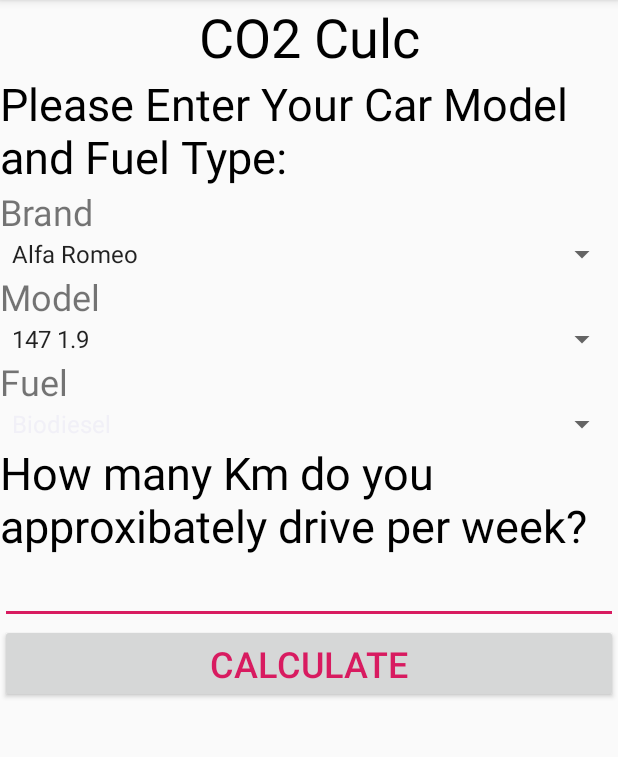
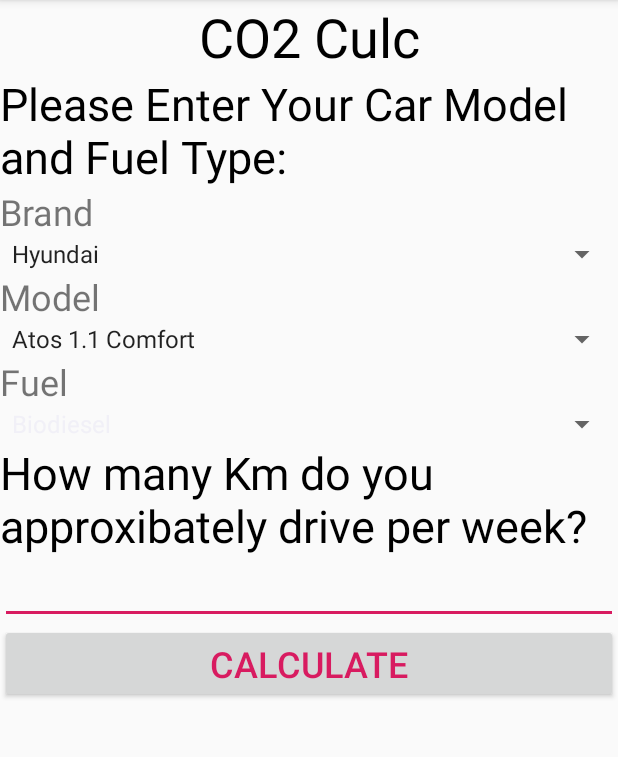
Before and after one commit to team-cero/CulcToGoalset, an Android app: the screen it shows after launch (MainActivity), on a phone screen of 412 x 824 dp, the part 84-841 px from its top. Run offline under Robolectric (Android 15) with nearby library versions, the phone set to English and light mode, and no system bars.

Commit message:
new brand and model data

```diff
--- a/app/src/main/res/values/strings.xml
+++ b/app/src/main/res/values/strings.xml
@@ -5,24 +5,36 @@
     <string name="goal_setting">Goal Setting</string>
     <string name="back">Back</string>
     <string-array name="array1">
-        <item>Alfa Romeo</item>
-        <item>BMW</item>
-        <item>TOYOTA</item>
+        <item>Hyundai</item>
+        <item>Opel</item>
+        <item>Renault</item>
+        <item>SEAT</item>
+        <item>SKODA</item>
     </string-array>
-    <string-array name="AlfaRomeo_array">
-        <item>147 1.9</item>
-        <item>Brera 2.2</item>
-        <item>GT 2.0</item>
+    <string-array name="Hyundai_array">
+        <item>Atos 1.1 Comfort</item>
+        <item>Coupé 2.0 GLS</item>
+        <item>Elantra 2.0 GLS</item>
     </string-array>
-    <string-array name="BMW_array">
-        <item>Z4</item>
-        <item>X2</item>
-        <item>X3</item>
+    <string-array name="Opel_array">
+        <item>Agila 1.2 Edition </item>
+        <item>Astra 1.3 CDTI DPF </item>
+        <item>Combo Combi 1.7 CDTI Sport</item>
     </string-array>
-    <string-array name="TOYOTA_array">
-        <item>86</item>
-        <item>Carolla</item>
-        <item>C-HR</item>
+    <string-array name="Renault_array">
+        <item>Kangoo Rapid Z.E</item>
+        <item>Laguna 1.5 dCi Expression</item>
+        <item>Twingo TCe 100 Gordini </item>
+    </string-array>
+    <string-array name="SEAT_array">
+        <item>Altea 1.6 Reference </item>
+        <item>Exeo 2.0 TDI Style </item>
+        <item>Ibiza 1.2 12V Signo </item>
+    </string-array>
+    <string-array name="SKODA_array">
+        <item>Citigo 1.0 Ambition</item>
+        <item>Fabia 1.0 TSI Style </item>
+        <item>Karoq 1.5 TSI ACT Style DSG</item>
     </string-array>
 
     <string name="sub">Goal Settings</string>
```
Also changed, not shown: app/src/main/java/com/example/culctogoalset/MainActivity.kt (+24 -5 lines).
